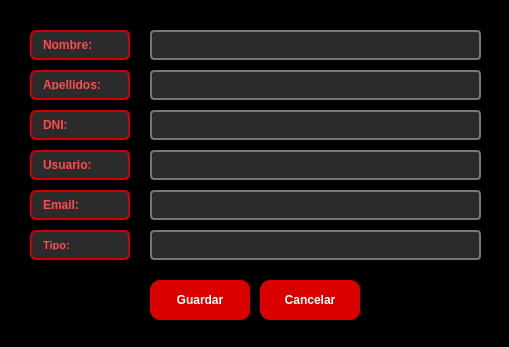
Above: src/vista/ui/ModificarSocio.ui from OscaarMG/campasgym before the change. Below: the same form after it.
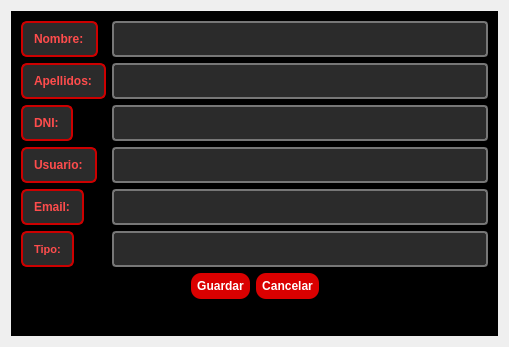
That is the form after the change.

Diff of the .ui file:
```diff
--- a/src/vista/ui/ModificarSocio.ui
+++ b/src/vista/ui/ModificarSocio.ui
@@ -13,18 +13,21 @@
   <property name="windowTitle">
    <string>Modificar Socio</string>
   </property>
+  <layout class="QVBoxLayout" name="verticalLayout">
+   <item>
+    <widget class="QFrame" name="mainFrame">
   <property name="styleSheet">
    <string notr="true">background-color:#000000</string>
   </property>
+     <property name="frameShape">
+      <enum>QFrame::StyledPanel</enum>
+     </property>
+     <property name="frameShadow">
+      <enum>QFrame::Raised</enum>
+     </property>
+     <layout class="QFormLayout" name="formLayout">
+      <item row="0" column="0">
   <widget class="QLabel" name="labelNombre">
-   <property name="geometry">
-    <rect>
-     <x>30</x>
-     <y>30</y>
-     <width>100</width>
-     <height>30</height>
-    </rect>
-   </property>
    <property name="styleSheet">
     <string notr="true">QLabel {
     background-color: #2b2b2b;     
@@ -40,15 +43,9 @@
     <string>Nombre:</string>
    </property>
   </widget>
+      </item>
+      <item row="0" column="1">
   <widget class="QLineEdit" name="txtNombre">
-   <property name="geometry">
-    <rect>
-     <x>150</x>
-     <y>30</y>
-     <width>331</width>
-     <height>30</height>
-    </rect>
-   </property>
    <property name="styleSheet">
     <string notr="true">QLineEdit {
     background-color: #2b2b2b;      
@@ -62,15 +59,9 @@
 }</string>
    </property>
   </widget>
+      </item>
+      <item row="1" column="0">
   <widget class="QLabel" name="labelApellidos">
-   <property name="geometry">
-    <rect>
-     <x>30</x>
-     <y>70</y>
-     <width>100</width>
-     <height>30</height>
-    </rect>
-   </property>
    <property name="styleSheet">
     <string notr="true">QLabel {
     background-color: #2b2b2b;     
@@ -86,15 +77,9 @@
     <string>Apellidos:</string>
    </property>
   </widget>
+      </item>
+      <item row="1" column="1">
   <widget class="QLineEdit" name="txtApellidos">
-   <property name="geometry">
-    <rect>
-     <x>150</x>
-     <y>70</y>
-     <width>331</width>
-     <height>30</height>
-    </rect>
-   </property>
    <property name="styleSheet">
     <string notr="true">QLineEdit {
     background-color: #2b2b2b;      
@@ -108,15 +93,9 @@
 }</string>
    </property>
   </widget>
+      </item>
+      <item row="2" column="0">
   <widget class="QLabel" name="labelDNI">
-   <property name="geometry">
-    <rect>
-     <x>30</x>
-     <y>110</y>
-     <width>100</width>
-     <height>30</height>
-    </rect>
-   </property>
    <property name="styleSheet">
     <string notr="true">QLabel {
     background-color: #2b2b2b;     
@@ -132,15 +111,9 @@
     <string>DNI:</string>
    </property>
   </widget>
+      </item>
+      <item row="2" column="1">
   <widget class="QLineEdit" name="txtDNI">
-   <property name="geometry">
-    <rect>
-     <x>150</x>
-     <y>110</y>
-     <width>331</width>
-     <height>30</height>
-    </rect>
-   </property>
    <property name="styleSheet">
     <string notr="true">QLineEdit {
     background-color: #2b2b2b;      
@@ -154,15 +127,9 @@
 }</string>
    </property>
   </widget>
+      </item>
+      <item row="3" column="0">
   <widget class="QLabel" name="labelUsuario">
-   <property name="geometry">
-    <rect>
-     <x>30</x>
-     <y>150</y>
-     <width>100</width>
-     <height>30</height>
-    </rect>
-   </property>
    <property name="styleSheet">
     <string notr="true">QLabel {
     background-color: #2b2b2b;     
@@ -178,15 +145,9 @@
     <string>Usuario:</string>
    </property>
   </widget>
+      </item>
+      <item row="3" column="1">
   <widget class="QLineEdit" name="txtUsuario">
-   <property name="geometry">
-    <rect>
-     <x>150</x>
-     <y>150</y>
-     <width>331</width>
-     <height>30</height>
-    </rect>
-   </property>
    <property name="styleSheet">
     <string notr="true">QLineEdit {
     background-color: #2b2b2b;      
@@ -200,15 +161,9 @@
 }</string>
    </property>
   </widget>
+      </item>
+      <item row="4" column="0">
   <widget class="QLabel" name="labelEmail">
-   <property name="geometry">
-    <rect>
-     <x>30</x>
-     <y>190</y>
-     <width>100</width>
-     <height>30</height>
-    </rect>
-   </property>
    <property name="styleSheet">
     <string notr="true">QLabel {
     background-color: #2b2b2b;     
@@ -224,15 +179,9 @@
     <string>Email:</string>
    </property>
   </widget>
+      </item>
+      <item row="4" column="1">
   <widget class="QLineEdit" name="txtEmail">
-   <property name="geometry">
-    <rect>
-     <x>150</x>
-     <y>190</y>
-     <width>331</width>
-     <height>30</height>
-    </rect>
-   </property>
    <property name="styleSheet">
     <string notr="true">QLineEdit {
     background-color: #2b2b2b;      
@@ -246,15 +195,9 @@
 }</string>
    </property>
   </widget>
+      </item>
+      <item row="5" column="0">
   <widget class="QLabel" name="labelTipo">
-   <property name="geometry">
-    <rect>
-     <x>30</x>
-     <y>230</y>
-     <width>100</width>
-     <height>30</height>
-    </rect>
-   </property>
    <property name="styleSheet">
     <string notr="true">QLabel {
     background-color: #2b2b2b;     
@@ -270,15 +213,9 @@
     <string>Tipo:</string>
    </property>
   </widget>
+      </item>
+      <item row="5" column="1">
   <widget class="QLineEdit" name="txtTipo">
-   <property name="geometry">
-    <rect>
-     <x>150</x>
-     <y>230</y>
-     <width>331</width>
-     <height>30</height>
-    </rect>
-   </property>
    <property name="styleSheet">
     <string notr="true">QLineEdit {
     background-color: #2b2b2b;      
@@ -292,15 +229,24 @@
 }</string>
    </property>
   </widget>
+      </item>
+      <item row="6" column="0" colspan="2">
+       <layout class="QHBoxLayout" name="horizontalLayout">
+        <item>
+         <spacer name="horizontalSpacer">
+          <property name="orientation">
+           <enum>Qt::Horizontal</enum>
+          </property>
+          <property name="sizeHint" stdset="0">
+           <size>
+            <width>40</width>
+            <height>20</height>
+           </size>
+          </property>
+         </spacer>
+        </item>
+        <item>
   <widget class="QPushButton" name="btnGuardar">
-   <property name="geometry">
-    <rect>
-     <x>150</x>
-     <y>280</y>
-     <width>100</width>
-     <height>40</height>
-    </rect>
-   </property>
    <property name="styleSheet">
     <string notr="true">QPushButton {
     background-color: #da0000;
@@ -319,15 +265,9 @@
     <string>Guardar</string>
    </property>
   </widget>
+        </item>
+        <item>
   <widget class="QPushButton" name="btnCancelar">
-   <property name="geometry">
-    <rect>
-     <x>260</x>
-     <y>280</y>
-     <width>100</width>
-     <height>40</height>
-    </rect>
-   </property>
    <property name="styleSheet">
     <string notr="true">QPushButton {
     background-color: #da0000;
@@ -346,6 +286,26 @@
     <string>Cancelar</string>
    </property>
   </widget>
+        </item>
+        <item>
+         <spacer name="horizontalSpacer_2">
+          <property name="orientation">
+           <enum>Qt::Horizontal</enum>
+          </property>
+          <property name="sizeHint" stdset="0">
+           <size>
+            <width>40</width>
+            <height>20</height>
+           </size>
+          </property>
+         </spacer>
+        </item>
+       </layout>
+      </item>
+     </layout>
+    </widget>
+   </item>
+  </layout>
  </widget>
  <resources/>
  <connections/>
```
Left out of the diff: 4 changed lines with no effect on the pictures. Lines whose indentation alone changed are shown as unchanged.
